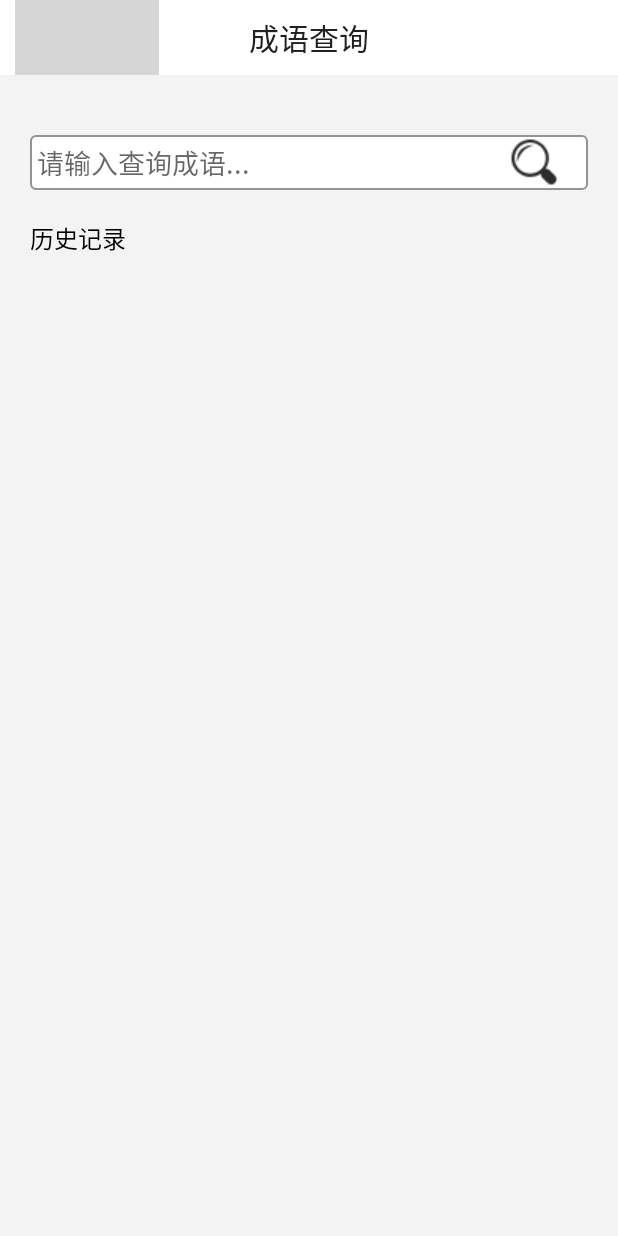
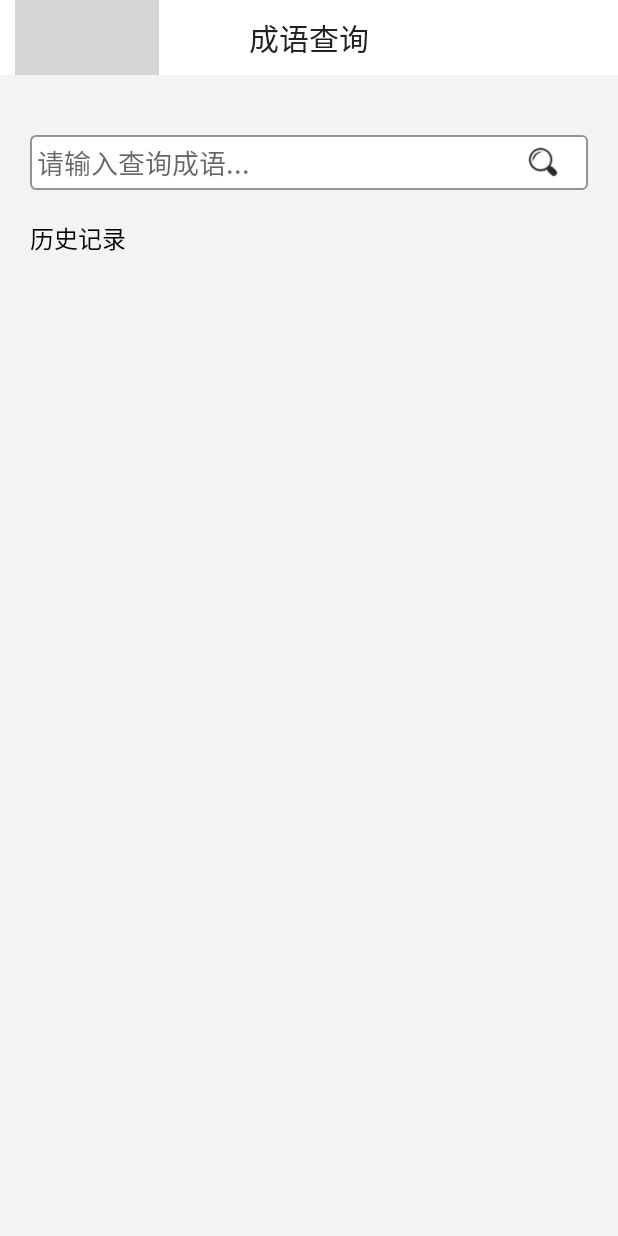
Before and after one commit to BUAA-GoodBro2021/Word-Ocean-Dictionary, an Android app: the SearchChengyuActivity screen opened directly, with no data from a screen before it, on a phone screen of 412 x 824 dp. Run offline under Robolectric (Android 15) with nearby library versions, the phone set to English and light mode, and no system bars; grey boxes are pictures that could not be loaded.

Commit message:
docs: update activity_search_chengyu.xml

```diff
--- a/app/src/main/res/layout/activity_search_chengyu.xml
+++ b/app/src/main/res/layout/activity_search_chengyu.xml
@@ -36,15 +36,16 @@
             android:background="@drawable/main_et_bg_all_2"
             android:hint="@string/chengyu_et_hint"
             android:maxLength="4" />
+
         <ImageView
             android:id="@+id/searchcy_iv_search"
-            android:layout_width="wrap_content"
+            android:layout_width="20dp"
             android:layout_height="wrap_content"
-            android:src="@mipmap/search"
-            android:onClick="onClick"
             android:layout_alignParentRight="true"
             android:layout_centerVertical="true"
-            android:layout_marginRight="20dp"/>
+            android:layout_marginRight="20dp"
+            android:onClick="onClick"
+            android:src="@mipmap/search" />
     </RelativeLayout>
     <TextView
         android:layout_width="wrap_content"
```
